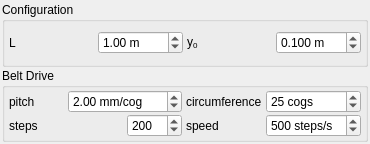
This is PolargraphWidget.ui in davidgrier/QPolargraph as Qt 5 draws it before an edit. The edited form follows.
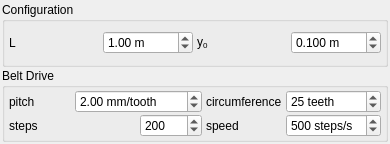
This is the edited form.

Commit message: Modernise QPolargraph to QInstrument standards

Patch:
```diff
--- a/PolargraphWidget.ui
+++ b/PolargraphWidget.ui
@@ -6,13 +6,13 @@
    <rect>
     <x>0</x>
     <y>0</y>
-    <width>370</width>
+    <width>390</width>
     <height>144</height>
    </rect>
   </property>
   <property name="minimumSize">
    <size>
-    <width>333</width>
+    <width>353</width>
     <height>0</height>
    </size>
   </property>
@@ -184,7 +184,7 @@
          <string>Polargraph: Tooth size on timing belt</string>
         </property>
         <property name="suffix">
-         <string> mm/cog</string>
+         <string> mm/tooth</string>
         </property>
         <property name="minimum">
          <double>1.000000000000000</double>
@@ -267,7 +267,7 @@
          <string>Polargraph: Units per motor revolution</string>
         </property>
         <property name="suffix">
-         <string> cogs</string>
+         <string> teeth</string>
         </property>
         <property name="value">
          <number>25</number>
```
Left out of the diff: 2 changed lines with no effect on the pictures. The commit also changes 22 other files.
